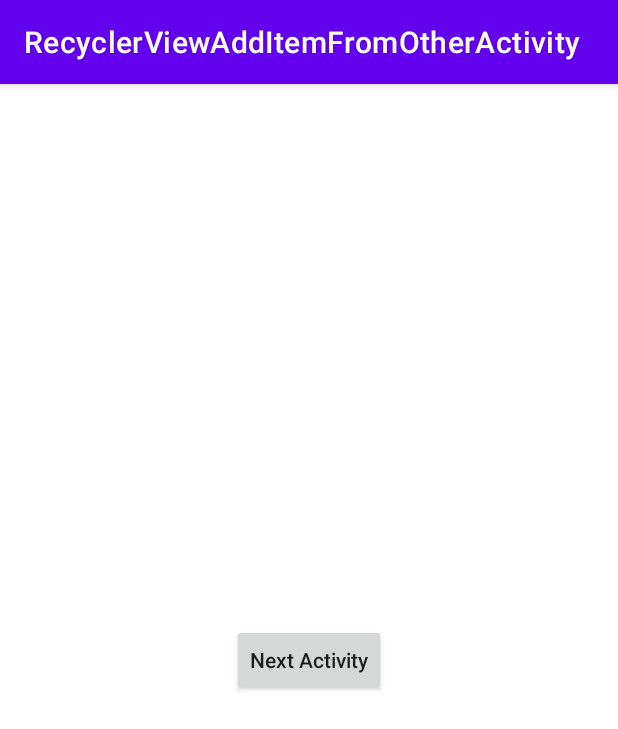
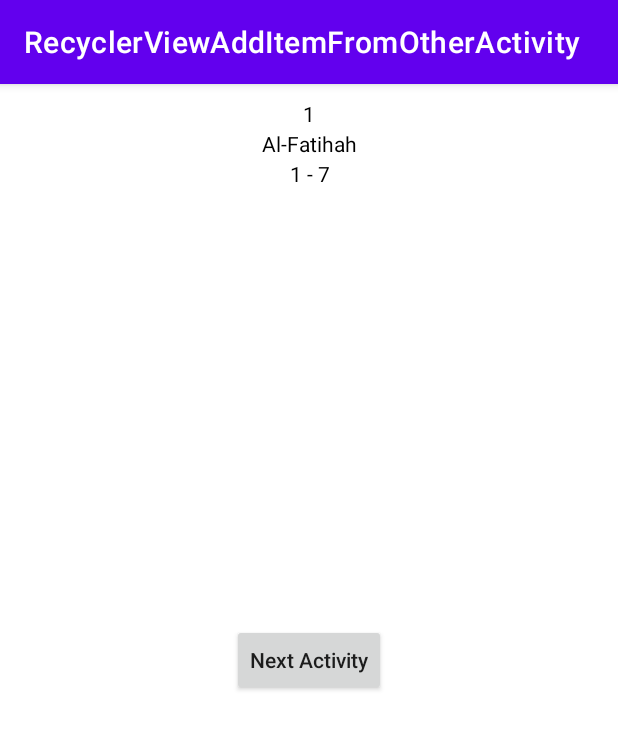
Before and after one commit to indrabsudirman/RecyclerViewAddItemFromOtherActivity, an Android app: the screen it shows after launch (MainActivity), on a phone screen of 412 x 824 dp. Shown: the top 729 px of the screen. Run offline under Robolectric (Android 15) with nearby library versions, the phone set to English and light mode, and no system bars.

Commit message:
RecyclerView Using ViewBinding

```diff
--- a/app/build.gradle
+++ b/app/build.gradle
@@ -37,6 +37,7 @@ dependencies {
     implementation 'com.google.android.material:material:1.4.0'
     implementation 'androidx.constraintlayout:constraintlayout:2.0.4'
     implementation 'androidx.legacy:legacy-support-v4:1.0.0'
+    implementation 'org.jetbrains:annotations:15.0'
     testImplementation 'junit:junit:4.+'
     androidTestImplementation 'androidx.test.ext:junit:1.1.3'
     androidTestImplementation 'androidx.test.espresso:espresso-core:3.4.0'
--- a/app/src/main/java/com/example/recyclerviewadditemfromotheractivity/MainActivity.java
+++ b/app/src/main/java/com/example/recyclerviewadditemfromotheractivity/MainActivity.java
@@ -1,6 +1,7 @@
 package com.example.recyclerviewadditemfromotheractivity;
 
 import androidx.appcompat.app.AppCompatActivity;
+import androidx.recyclerview.widget.LinearLayoutManager;
 import androidx.recyclerview.widget.RecyclerView;
 
 import android.content.Intent;
@@ -33,6 +34,14 @@ public class MainActivity extends AppCompatActivity {
         modelItemMurojaahArrayList.add(new ModelItemMurojaah("2", "Al-Baqarah", "1 - 10"));
         modelItemMurojaahArrayList.add(new ModelItemMurojaah("3", "Al-Kafirun", "1 - 5"));
 
+        recyclerView = activityMainBinding.recyclerViewListMurojaah;
+        recyclerView.setHasFixedSize(true);
+        layoutManager = new LinearLayoutManager(this);
+        adapter = new RecyclcerViewAdapter(modelItemMurojaahArrayList);
+
+        recyclerView.setLayoutManager(layoutManager);
+        recyclerView.setAdapter(adapter);
+
         activityMainBinding.buttonNext.setOnClickListener(new View.OnClickListener() {
             @Override
             public void onClick(View view) {
--- /dev/null
+++ b/app/src/main/java/com/example/recyclerviewadditemfromotheractivity/RecyclcerViewAdapter.java
@@ -0,0 +1,65 @@
+package com.example.recyclerviewadditemfromotheractivity;
+
+import android.content.ClipData;
+import android.view.LayoutInflater;
+import android.view.View;
+import android.view.ViewGroup;
+
+import androidx.annotation.NonNull;
+import androidx.appcompat.widget.AppCompatTextView;
+import androidx.recyclerview.widget.RecyclerView;
+
+import com.example.recyclerviewadditemfromotheractivity.databinding.RecyclerViewItemBinding;
+
+import java.util.ArrayList;
+
+public class RecyclcerViewAdapter extends RecyclerView.Adapter<RecyclcerViewAdapter.RecyclerViewHolder> {
+
+    private ArrayList<ModelItemMurojaah> murojaahArrayList;
+
+    public static class RecyclerViewHolder extends RecyclerView.ViewHolder {
+
+        private AppCompatTextView noSurat;
+        private AppCompatTextView namaSurat;
+        private AppCompatTextView halamanSurat;
+        public RecyclerViewItemBinding recyclerViewItemBinding;
+
+        public RecyclerViewHolder( RecyclerViewItemBinding recyclerViewItemBinding) {
+            super(recyclerViewItemBinding.getRoot());
+            this.recyclerViewItemBinding = recyclerViewItemBinding;
+            this.noSurat = recyclerViewItemBinding.noMurojaah;
+            this.namaSurat = recyclerViewItemBinding.namaSurat;
+            this.halamanSurat = recyclerViewItemBinding.namaSurat;
+        }
+
+        // Kalo dari stackoverflow in ga dipake, https://stackoverflow.com/a/60313720
+        // tapi kalo dari Medium https://medium.com/androiddevelopers/android-data-binding-recyclerview-db7c40d9f0e4
+//        public void bind(ClipData.Item item) {
+//            recyclerViewItemBinding.setItem(item);
+//        }
+    }
+
+    public RecyclcerViewAdapter (ArrayList<ModelItemMurojaah> iMurojaahArrayList) {
+        this.murojaahArrayList = iMurojaahArrayList;
+    }
+
+    @NonNull
+    @org.jetbrains.annotations.NotNull
+    @Override
+    public RecyclerViewHolder onCreateViewHolder(@NonNull @org.jetbrains.annotations.NotNull ViewGroup parent, int viewType) {
+        return new RecyclerViewHolder(RecyclerViewItemBinding.inflate(LayoutInflater.from(parent.getContext()), parent, false));
+    }
+
+    @Override
+    public void onBindViewHolder(@NonNull @org.jetbrains.annotations.NotNull RecyclcerViewAdapter.RecyclerViewHolder holder, int position) {
+        ModelItemMurojaah murojaahCurrentItem = murojaahArrayList.get(position);
+        holder.recyclerViewItemBinding.noMurojaah.setText(murojaahCurrentItem.getNoMurojaah());
+        holder.recyclerViewItemBinding.namaSurat.setText(murojaahCurrentItem.getNamaSurat());
+        holder.recyclerViewItemBinding.halamanSurat.setText(murojaahCurrentItem.getHalamanSurat());
+    }
+
+    @Override
+    public int getItemCount() {
+        return murojaahArrayList.size();
+    }
+}
--- /dev/null
+++ b/app/src/main/res/layout/recycler_view_item.xml
@@ -0,0 +1,42 @@
+<?xml version="1.0" encoding="utf-8"?>
+<androidx.constraintlayout.widget.ConstraintLayout xmlns:android="http://schemas.android.com/apk/res/android"
+    android:layout_width="match_parent"
+    android:layout_height="match_parent"
+    xmlns:app="http://schemas.android.com/apk/res-auto">
+
+    <androidx.appcompat.widget.AppCompatTextView
+        android:layout_width="wrap_content"
+        android:layout_height="wrap_content"
+        android:id="@+id/noMurojaah"
+        android:padding="10dp"
+        app:layout_constraintStart_toStartOf="parent"
+        app:layout_constraintTop_toTopOf="parent"
+        app:layout_constraintEnd_toEndOf="parent"
+        android:text="1"
+        android:textColor="@color/black"/>
+
+    <androidx.appcompat.widget.AppCompatTextView
+        android:layout_width="wrap_content"
+        android:layout_height="wrap_content"
+        android:id="@+id/namaSurat"
+        android:padding="10dp"
+        app:layout_constraintStart_toStartOf="@id/noMurojaah"
+        app:layout_constraintTop_toBottomOf="@id/noMurojaah"
+        app:layout_constraintBottom_toBottomOf="@id/noMurojaah"
+        app:layout_constraintEnd_toEndOf="@id/noMurojaah"
+        android:text="Al-Fatihah"
+        android:textColor="@color/black"/>
+
+    <androidx.appcompat.widget.AppCompatTextView
+        android:layout_width="wrap_content"
+        android:layout_height="wrap_content"
+        android:id="@+id/halamanSurat"
+        android:padding="10dp"
+        app:layout_constraintStart_toStartOf="@id/namaSurat"
+        app:layout_constraintTop_toBottomOf="@id/namaSurat"
+        app:layout_constraintBottom_toBottomOf="@id/namaSurat"
+        app:layout_constraintEnd_toEndOf="@id/namaSurat"
+        android:text="1 - 7"
+        android:textColor="@color/black"/>
+
+</androidx.constraintlayout.widget.ConstraintLayout>
```
